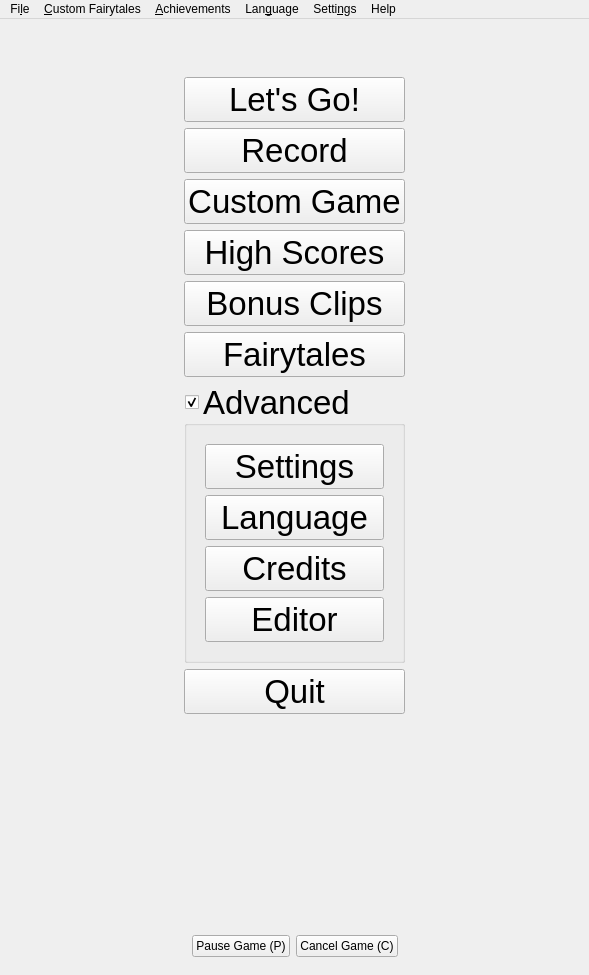
This is ui/mainwindow.ui in tdauth/gustavsfairyland as Qt 5 draws it before an edit. The edited form follows.
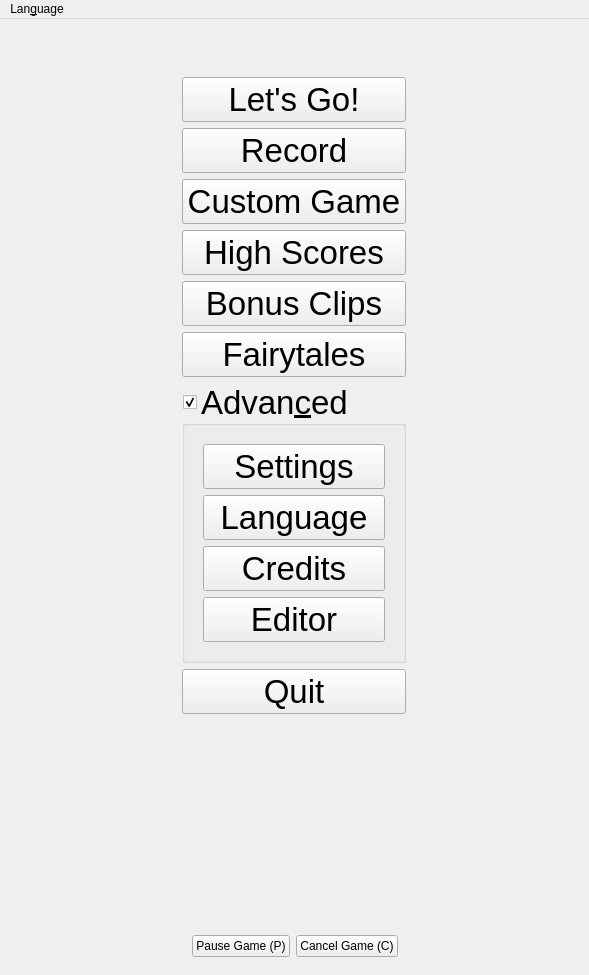
This is the edited form. Icons and pictures are not drawn.

Commit message:
Added Fairytales dialog, removed many menu actions
Use the buttons instead. Works on a Smartphone as well.

The Fairytales dialog lists all saved fairytales and allows deleting them.

What changed in the file:
```diff
--- a/ui/mainwindow.ui
+++ b/ui/mainwindow.ui
@@ -254,7 +254,7 @@
           </font>
          </property>
          <property name="title">
-          <string>Advanced</string>
+          <string>Advan&amp;ced</string>
          </property>
          <property name="checkable">
           <bool>true</bool>
@@ -505,58 +505,12 @@
      <height>27</height>
     </rect>
    </property>
-   <widget class="QMenu" name="menuFile">
-    <property name="title">
-     <string>Fi&amp;le</string>
-    </property>
-    <addaction name="actionNewGame"/>
-    <addaction name="actionPauseGame"/>
-    <addaction name="actionCancelGame"/>
-    <addaction name="actionShowCustomFairytale"/>
-    <addaction name="actionQuit"/>
-   </widget>
-   <widget class="QMenu" name="menuHelp">
-    <property name="title">
-     <string>Help</string>
-    </property>
-    <addaction name="actionAbout"/>
-    <addaction name="actionAboutQt"/>
-   </widget>
-   <widget class="QMenu" name="menuSettings">
-    <property name="title">
-     <string>Setti&amp;ngs</string>
-    </property>
-    <addaction name="actionSettings"/>
-    <addaction name="actionEditor"/>
-   </widget>
-   <widget class="QMenu" name="menuAchievements">
-    <property name="tearOffEnabled">
-     <bool>false</bool>
-    </property>
-    <property name="title">
-     <string>&amp;Achievements</string>
-    </property>
-    <property name="separatorsCollapsible">
-     <bool>false</bool>
-    </property>
-    <addaction name="actionHighScores"/>
-   </widget>
    <widget class="QMenu" name="menuLanguage">
     <property name="title">
      <string>Lan&amp;guage</string>
     </property>
    </widget>
-   <widget class="QMenu" name="menuCustomFairytales">
-    <property name="title">
-     <string>&amp;Custom Fairytales</string>
-    </property>
-   </widget>
-   <addaction name="menuFile"/>
-   <addaction name="menuCustomFairytales"/>
-   <addaction name="menuAchievements"/>
    <addaction name="menuLanguage"/>
-   <addaction name="menuSettings"/>
-   <addaction name="menuHelp"/>
   </widget>
   <action name="actionNewGame">
    <property name="icon">
```
Left out of the diff: 16 changed lines with no effect on the pictures. The commit also changes 7 other files.
